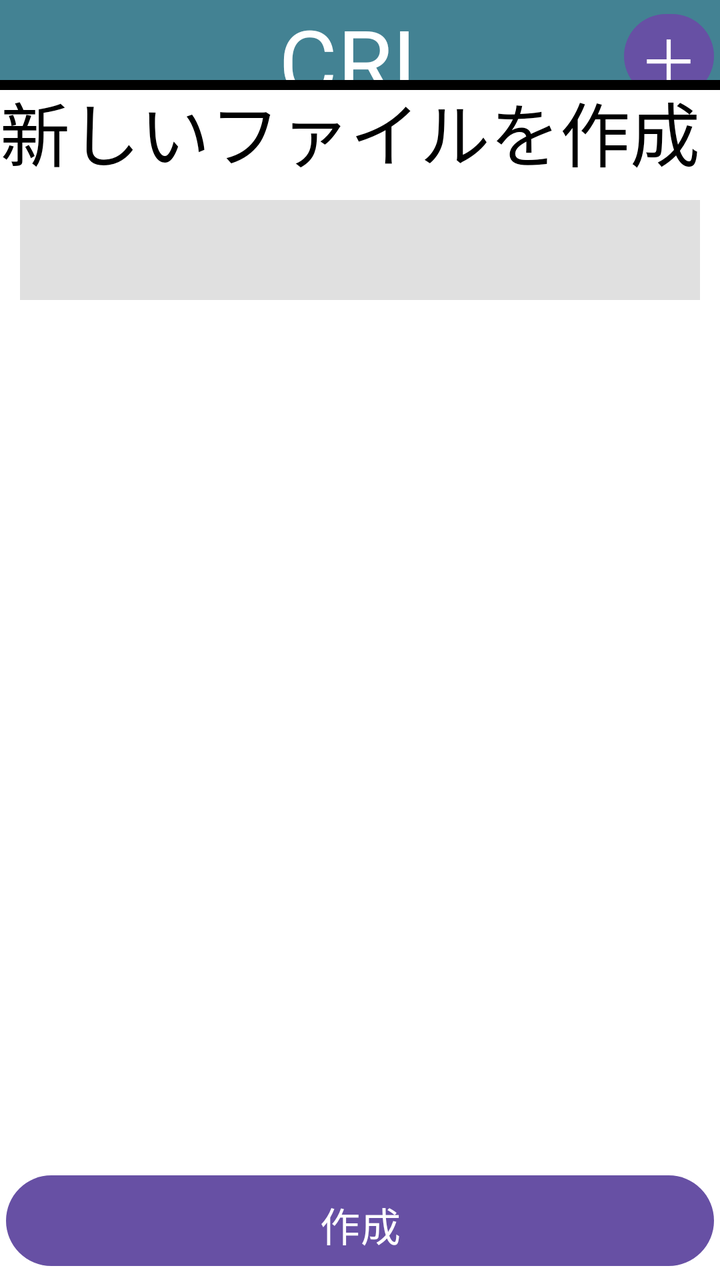
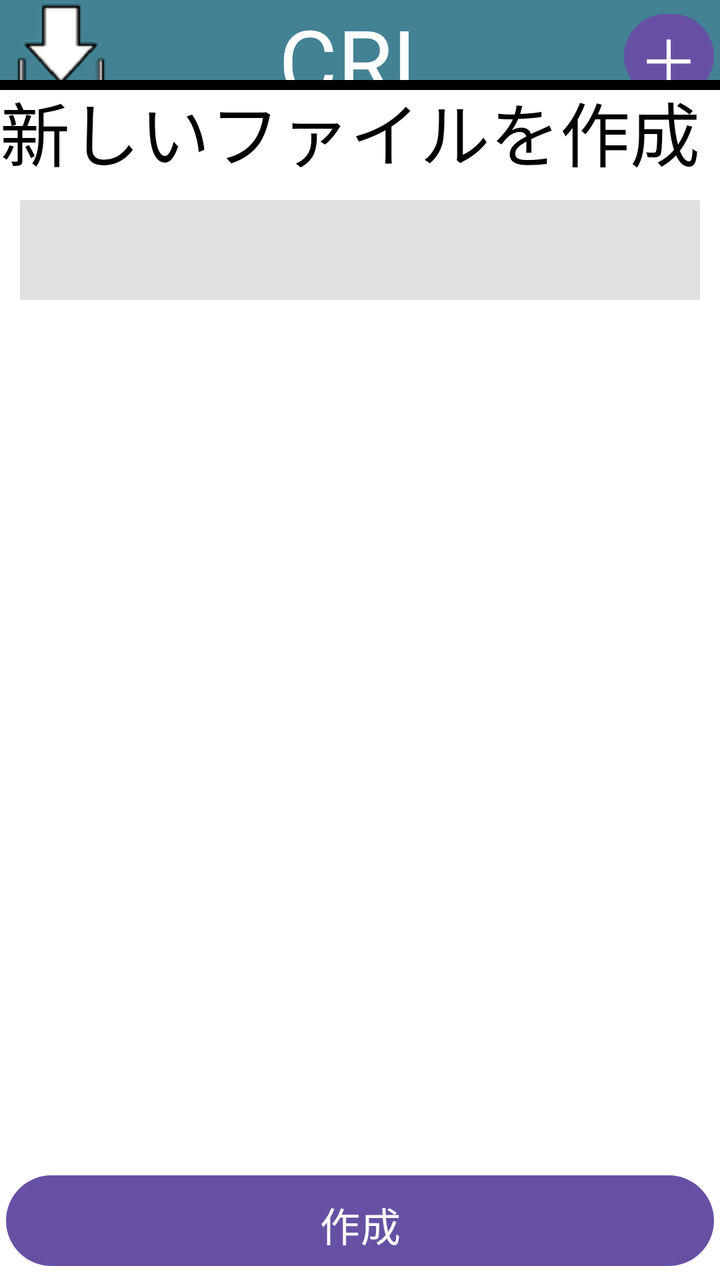

The first picture is an Android layout as it rendered before a commit; the second is the same layout after the commit. The layout source and the unified diff follow.
<!-- AndroidManifest.xml: application theme Theme.CharacterListApp -->
<!-- res/layout/activity_main.xml -->
<?xml version="1.0" encoding="utf-8"?>
<androidx.constraintlayout.widget.ConstraintLayout xmlns:android="http://schemas.android.com/apk/res/android"
    xmlns:app="http://schemas.android.com/apk/res-auto"
    xmlns:tools="http://schemas.android.com/tools"
    android:id="@+id/main"
    android:background="#ffffff"
    android:layout_width="match_parent"
    android:layout_height="match_parent"
    tools:context=".MainActivity">

    <LinearLayout
        android:layout_width="match_parent"
        android:layout_height="wrap_content"
        android:id="@+id/FileField"
        android:orientation="vertical"
        app:layout_constraintTop_toBottomOf="@+id/header"
        ></LinearLayout>
    <View
        android:layout_width="match_parent"
        android:layout_height="60dp"
        android:background="#438293"
        app:layout_constraintTop_toTopOf="parent"
        app:layout_constraintEnd_toEndOf="parent"
        tools:ignore="MissingConstraints"
        android:id="@+id/header"></View>
    <TextView
        android:layout_width="match_parent"
        android:layout_height="60dp"
        app:layout_constraintStart_toStartOf="@+id/header"
        app:layout_constraintEnd_toEndOf="@+id/header"
        android:text="CRL"
        android:textSize="45dp"
        android:textColor="#ffffff"
        android:gravity="center"></TextView>
    <Button
        android:id="@+id/Firstbutton"
        android:layout_width="45dp"
        android:layout_height="50dp"
        android:text="＋"
        android:padding="0dp"
        android:layout_margin="3dp"
        android:textSize="30dp"
        android:gravity="center"

        app:layout_constraintEnd_toEndOf="@+id/header"

        app:layout_constraintTop_toTopOf="@+id/header"

        />

    <TextView
        android:layout_width="match_parent"
        android:layout_height="600dp"
        app:layout_constraintEnd_toEndOf="parent"
        app:layout_constraintBottom_toBottomOf="parent"
        android:text="新しいファイルを作成"
        android:textSize="35dp"
        android:id="@+id/NewCreateFile"
        android:background="#ffffff"
        android:textColor="#000000"
        ></TextView>
    <EditText
        android:layout_width="match_parent"
        android:layout_height="50dp"
        app:layout_constraintTop_toTopOf="@+id/NewCreateFile"
        app:layout_constraintStart_toStartOf="@+id/NewCreateFile"
        android:translationY="60dp"
        android:layout_marginRight="10dp"
        android:layout_marginLeft="10dp"
        android:textSize="25dp"
        android:inputType="text"
        android:background="#e0e0e0"
        android:textColor="#000000"
        android:id="@+id/NewFileName"
        ></EditText>
    <Button
        android:layout_height="wrap_content"
        android:layout_width="match_parent"
        app:layout_constraintBottom_toBottomOf="@+id/NewCreateFile"
        app:layout_constraintStart_toStartOf="@+id/NewCreateFile"
        android:text="作成"
        android:textSize="20dp"
        android:layout_marginLeft="3dp"
        android:layout_marginRight="3dp"
        android:layout_marginBottom="3dp"
        android:paddingTop="10dp"
        android:gravity="center_horizontal"
        android:id="@+id/NewCreateFileButton"></Button>
    <View
        android:layout_width="match_parent"
        android:layout_height="5dp"
        app:layout_constraintTop_toTopOf="@id/NewCreateFile"
        android:background="@color/black"
        ></View>

</androidx.constraintlayout.widget.ConstraintLayout>
<!-- resources referenced by this layout -->
<resources>
  <color name="black">#FF000000</color>
  <style name="Theme.CharacterListApp" parent="Base.Theme.CharacterListApp" />
  <style name="Base.Theme.CharacterListApp" parent="Theme.Material3.DayNight.NoActionBar">
          
          
      </style>
</resources>

<!-- the commit's change to res/layout/activity_main.xml (unified diff, before → after) -->
@@ -41,12 +41,22 @@
         android:layout_margin="3dp"
         android:textSize="30dp"
         android:gravity="center"
+        app:layout_constraintEnd_toEndOf="@+id/header"
+        app:layout_constraintTop_toTopOf="@+id/header"
+        />
 
-        app:layout_constraintEnd_toEndOf="@+id/header"
-
-        app:layout_constraintTop_toTopOf="@+id/header"
-
-        />
+    <ImageButton
+        android:layout_width="50dp"
+        android:layout_height="50dp"
+        android:layout_marginStart="5dp"
+        android:layout_marginBottom="10dp"
+        android:paddingTop="10dp"
+        android:src="@drawable/dwld"
+        android:foregroundGravity="center"
+        android:backgroundTint="#ffffff"
+        app:layout_constraintStart_toStartOf="@+id/header"
+        android:id="@+id/DownLoadButton"
+        ></ImageButton>
 
     <TextView
         android:layout_width="match_parent"
<!-- resource entries referenced after the edit -->
@@ -1,6 +1,7 @@
 <!-- resources referenced by this layout -->
 <resources>
   <color name="black">#FF000000</color>
+  <!-- drawable dwld: png bitmap (drawable, 1747 bytes) -->
   <style name="Theme.CharacterListApp" parent="Base.Theme.CharacterListApp" />
   <style name="Base.Theme.CharacterListApp" parent="Theme.Material3.DayNight.NoActionBar">
           
